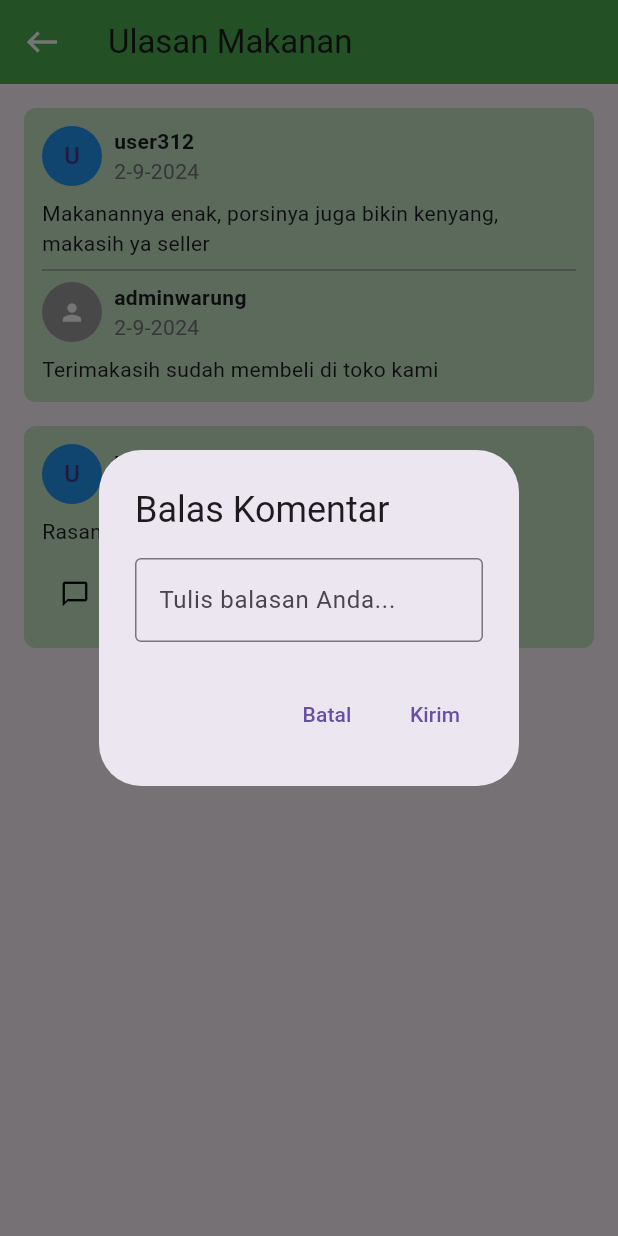
After one commit to Dardeka/MakanKuy_App, a Flutter app: the ReviewPage screen opened directly, after a tap on "Balas", on a phone screen of 412 x 824 dp. The commit adds this screen. Run offline on Flutter 3.47's test engine with Material 3 defaults, Android fonts, the phone set to English and light mode, and no system bars; our stand-ins replace flutter_map, flutter_svg, latlong2.

Commit message:
added review page

```diff
--- a/lib/main.dart
+++ b/lib/main.dart
@@ -1,6 +1,7 @@
 import 'package:app_makankuy/pages/home_page.dart';
 import 'package:app_makankuy/pages/login_page.dart';
 import 'package:flutter/material.dart';
+
 
 void main() {
   runApp(const MyApp());
--- /dev/null
+++ b/lib/pages/review_page.dart
@@ -0,0 +1,179 @@
+import 'package:flutter/material.dart';
+
+void main() {
+  runApp(const MyApp());
+}
+
+class MyApp extends StatelessWidget {
+  const MyApp({Key? key}) : super(key: key);
+
+  @override
+  Widget build(BuildContext context) {
+    return const MaterialApp(
+      debugShowCheckedModeBanner: false,
+      home: ReviewPage(),
+    );
+  }
+}
+
+class ReviewPage extends StatelessWidget {
+  const ReviewPage({Key? key}) : super(key: key);
+
+  @override
+  Widget build(BuildContext context) {
+    return Scaffold(
+      appBar: AppBar(
+        leading: IconButton(
+          icon: const Icon(Icons.west, color: Colors.white),
+          onPressed: () => Navigator.pop(context),
+        ),
+        title: const Text("Ulasan Makanan"),
+        backgroundColor: Colors.green,
+      ),
+      body: ListView(
+        padding: const EdgeInsets.all(16.0),
+        children: [
+          buildReview(
+            context: context,
+            username: "user312",
+            date: "2-9-2024",
+            review: "Makanannya enak, porsinya juga bikin kenyang, makasih ya seller",
+            adminReply: "Terimakasih sudah membeli di toko kami",
+          ),
+          buildReview(
+            context: context,
+            username: "user312",
+            date: "2-9-2024",
+            review: "Rasanya agak hambar, tp gapapa ttp enak",
+          ),
+        ],
+      ),
+    );
+  }
+
+  Widget buildReview({
+    required BuildContext context,
+    required String username,
+    required String date,
+    required String review,
+    String? adminReply,
+  }) {
+    return Container(
+      margin: const EdgeInsets.only(bottom: 16.0),
+      padding: const EdgeInsets.all(12.0),
+      decoration: BoxDecoration(
+        borderRadius: BorderRadius.circular(8.0),
+        color: Colors.green[100],
+      ),
+      child: Column(
+        crossAxisAlignment: CrossAxisAlignment.start,
+        children: [
+          Row(
+            children: [
+              CircleAvatar(
+                backgroundColor: Colors.blue,
+                child: Text(username[0].toUpperCase()),
+              ),
+              const SizedBox(width: 8.0),
+              Column(
+                crossAxisAlignment: CrossAxisAlignment.start,
+                children: [
+                  Text(
+                    username,
+                    style: const TextStyle(fontWeight: FontWeight.bold),
+                  ),
+                  Text(date, style: TextStyle(color: Colors.grey[600])),
+                ],
+              ),
+            ],
+          ),
+          const SizedBox(height: 8.0),
+          Text(review),
+          if (adminReply != null) ...[
+            const Divider(color: Colors.grey),
+            Row(
+              children: [
+                const CircleAvatar(
+                  backgroundColor: Colors.grey,
+                  child: Icon(Icons.person, color: Colors.white, size: 18.0),
+                ),
+                const SizedBox(width: 8.0),
+                Column(
+                  crossAxisAlignment: CrossAxisAlignment.start,
+                  children: [
+                    const Text(
+                      "adminwarung",
+                      style: TextStyle(fontWeight: FontWeight.bold),
+                    ),
+                    Text(date, style: TextStyle(color: Colors.grey[600])),
+                  ],
+                ),
+              ],
+            ),
+            const SizedBox(height: 8.0),
+            Text(adminReply),
+          ],
+          if (adminReply == null) // Tombol "Balas" hanya muncul jika belum ada balasan
+            const SizedBox(height: 8.0),
+          if (adminReply == null)
+            Align(
+              alignment: Alignment.centerLeft,
+              child: TextButton.icon(
+                onPressed: () {
+                  _showReplyDialog(context, username);
+                },
+                icon: const Icon(
+                  Icons.chat_bubble_outline,
+                  size: 20.0,
+                  color: Colors.black,
+                ),
+                label: const Text(
+                  "Balas",
+                  style: TextStyle(
+                    color: Colors.black,
+                    fontWeight: FontWeight.bold,
+                  ),
+                ),
+              ),
+            ),
+        ],
+      ),
+    );
+  }
+
+  void _showReplyDialog(BuildContext context, String username) {
+    final TextEditingController _controller = TextEditingController();
+
+    showDialog(
+      context: context,
+      builder: (context) {
+        return AlertDialog(
+          title: const Text("Balas Komentar"),
+          content: TextField(
+            controller: _controller,
+            decoration: const InputDecoration(
+              hintText: "Tulis balasan Anda...",
+              border: OutlineInputBorder(),
+            ),
+          ),
+          actions: [
+            TextButton(
+              onPressed: () {
+                Navigator.pop(context);
+              },
+              child: const Text("Batal"),
+            ),
+            TextButton(
+              onPressed: () {
+                // Aksi ketika balasan diberikan
+                print("Balasan untuk $username: ${_controller.text}");
+                Navigator.pop(context);
+              },
+              child: const Text("Kirim"),
+            ),
+          ],
+        );
+      },
+    );
+  }
+}
```
